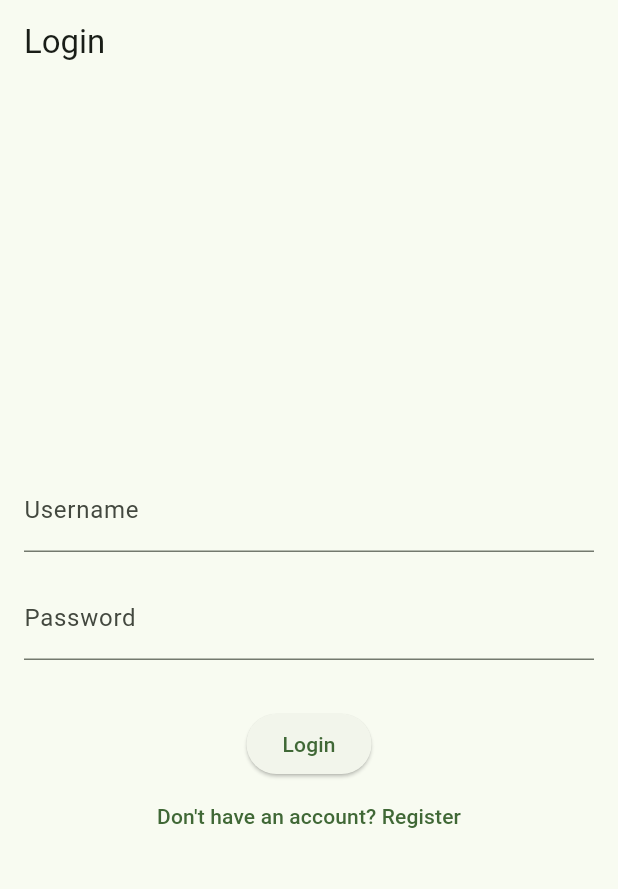
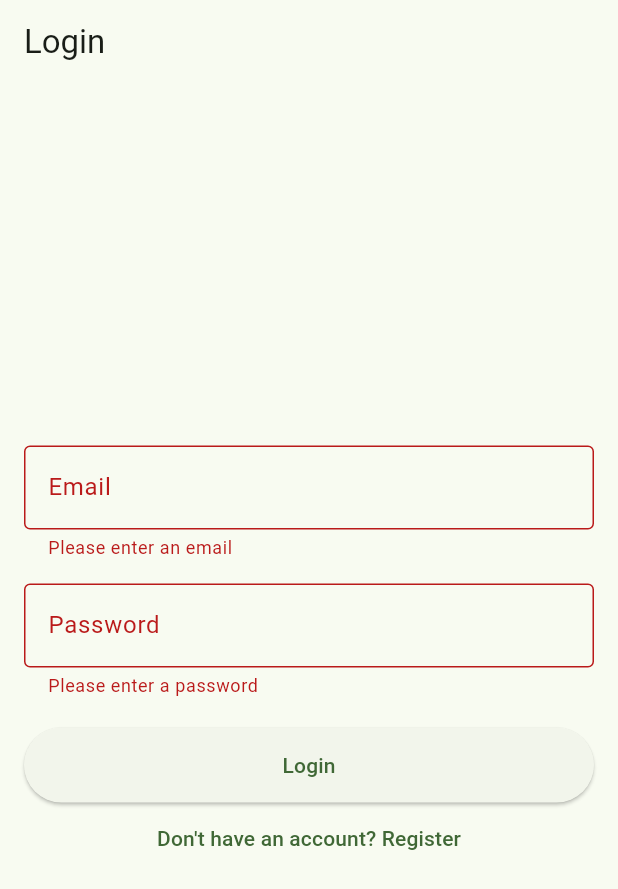
Before and after one commit to ChristianNemeno/tappy_app, a Flutter app: the screen it shows after launch, after a tap on "Login", on a phone screen of 412 x 824 dp. Shown: the top 889 px of the screen. Run offline on Flutter 3.47's test engine with Material 3 defaults, Android fonts, the phone set to English and light mode, and no system bars; our stand-ins replace shared_preferences.

Commit message:
login screen

```diff
--- a/lib/screens/login_screen.dart
+++ b/lib/screens/login_screen.dart
@@ -1,68 +1,94 @@
-
+import 'package:flutter/material.dart';
+import 'package:provider/provider.dart';
+import 'package:tappy_app/providers/auth_provider.dart';
 import 'package:tappy_app/screens/register_screen.dart';
-import 'package:flutter/material.dart';
 
 class LoginScreen extends StatefulWidget {
-  const LoginScreen({Key? key}) : super(key: key);
+  const LoginScreen({super.key});
 
   @override
   State<LoginScreen> createState() => _LoginScreenState();
 }
 
-
 class _LoginScreenState extends State<LoginScreen> {
-  final TextEditingController _usernameController = TextEditingController();
-  final TextEditingController _passwordController = TextEditingController();
+  final _formKey = GlobalKey<FormState>();
+  final _emailController = TextEditingController();
+  final _passwordController = TextEditingController();
 
   @override
   void dispose() {
-    _usernameController.dispose();
+    _emailController.dispose();
     _passwordController.dispose();
     super.dispose();
+  }
+
+  Future<void> _login() async {
+    if (!_formKey.currentState!.validate()) return;
+
+    final authProvider = Provider.of<AuthProvider>(context, listen: false);
+    final success = await authProvider.login(
+      _emailController.text.trim(),
+      _passwordController.text.trim(),
+    );
+
+    if (!success && mounted) {
+      ScaffoldMessenger.of(context)
+        ..hideCurrentSnackBar()
+        ..showSnackBar(
+          SnackBar(content: Text(authProvider.error ?? 'An unknown error occurred')),
+        );
+    }
   }
 
   @override
   Widget build(BuildContext context) {
     return Scaffold(
-      appBar: AppBar(
-        title: const Text('Login'),
-      ),
-      body: Padding(
-        padding: const EdgeInsets.all(16.0),
-        child: Column(
-          mainAxisAlignment: MainAxisAlignment.center,
-          children: [
-            TextField(
-              controller: _usernameController,
-              decoration: const InputDecoration(
-                labelText: 'Username',
-              ),
+      appBar: AppBar(title: const Text('Login')),
+      body: Center(
+        child: SingleChildScrollView(
+          padding: const EdgeInsets.all(16.0),
+          child: Form(
+            key: _formKey,
+            child: Column(
+              mainAxisAlignment: MainAxisAlignment.center,
+              children: [
+                TextFormField(
+                  controller: _emailController,
+                  decoration: const InputDecoration(labelText: 'Email', border: OutlineInputBorder()),
+                  keyboardType: TextInputType.emailAddress,
+                  validator: (value) => (value == null || value.isEmpty) ? 'Please enter an email' : null,
+                ),
+                const SizedBox(height: 16),
+                TextFormField(
+                  controller: _passwordController,
+                  decoration: const InputDecoration(labelText: 'Password', border: OutlineInputBorder()),
+                  obscureText: true,
+                  validator: (value) => (value == null || value.isEmpty) ? 'Please enter a password' : null,
+                ),
+                const SizedBox(height: 20),
+                Consumer<AuthProvider>(
+                  builder: (context, auth, child) {
+                    if (auth.isLoading) {
+                      return const CircularProgressIndicator();
+                    }
+                    return ElevatedButton(
+                      style: ElevatedButton.styleFrom(
+                        minimumSize: const Size(double.infinity, 50),
+                      ),
+                      onPressed: _login,
+                      child: const Text('Login'),
+                    );
+                  },
+                ),
+                TextButton(
+                  onPressed: () {
+                     Navigator.push(context, MaterialPageRoute(builder: (context) => const RegisterScreen()));
+                  },
+                  child: const Text('Don\'t have an account? Register'),
+                ),
+              ],
             ),
-            const SizedBox(height: 16.0),
-            TextField(
-              controller: _passwordController,
-              decoration: const InputDecoration(
-                labelText: 'Password',
-              ),
-              obscureText: true,
-            ),
-            const SizedBox(height: 32.0),
-            ElevatedButton(
-              onPressed: () {
-                // Handle login logic here
-              },
-              child: const Text('Login'),
-            ),
-            TextButton(
-              onPressed: (){
-                  Navigator.push(context, MaterialPageRoute
-                  (builder: (context) => RegisterScreen()),
-                  );
-
-              },
-              child: const Text('Don\'t have an account? Register'),
-            )
-          ],
+          ),
         ),
       ),
     );
```
Also changed, not shown: lib/providers/auth_provider.dart (+0 -7 lines).
